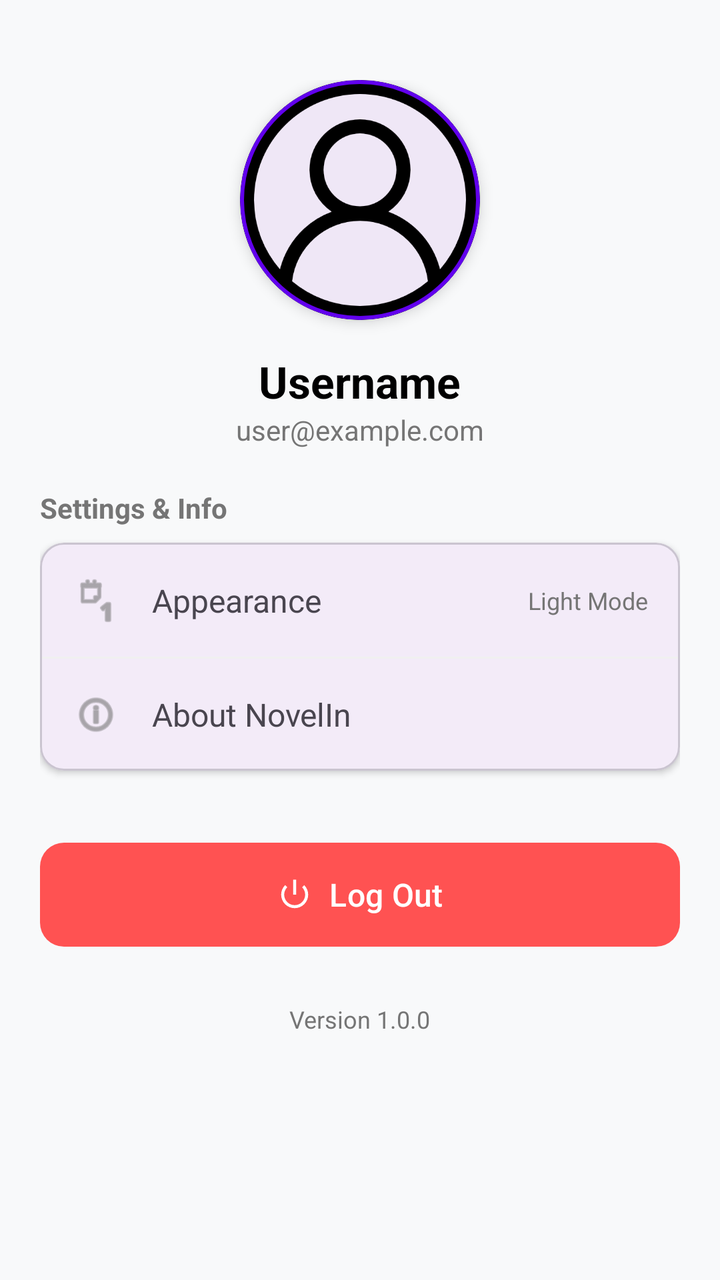
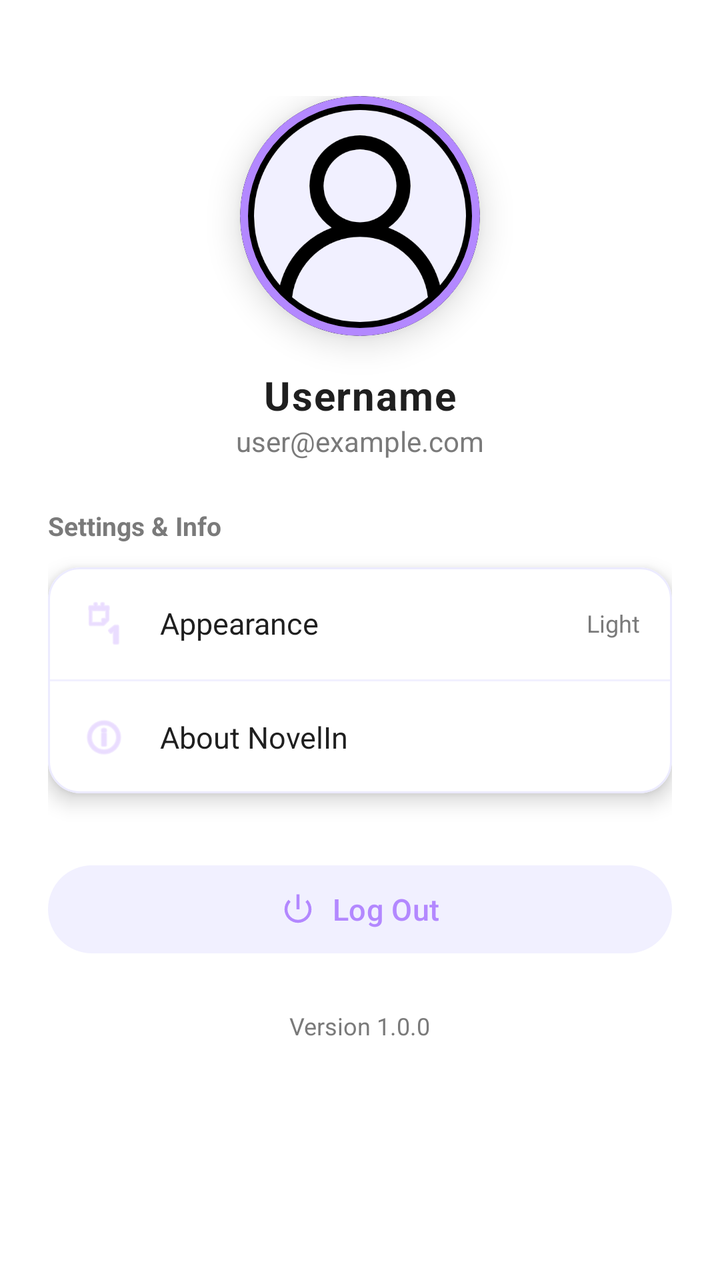

Before-and-after screenshots of an Android layout around one commit, followed by the original layout XML and the change that was made.
<!-- AndroidManifest.xml: application theme Theme.NovelIn -->
<!-- res/layout/fragment_account.xml -->
<?xml version="1.0" encoding="utf-8"?>
<ScrollView xmlns:android="http://schemas.android.com/apk/res/android"
    xmlns:app="http://schemas.android.com/apk/res-auto"
    android:layout_width="match_parent"
    android:layout_height="match_parent"
    android:background="#F8F9FA">

    <LinearLayout
        android:layout_width="match_parent"
        android:layout_height="wrap_content"
        android:orientation="vertical"
        android:padding="20dp">

        
        <LinearLayout
            android:layout_width="match_parent"
            android:layout_height="wrap_content"
            android:gravity="center_horizontal"
            android:orientation="vertical"
            android:paddingVertical="20dp">

            <com.google.android.material.card.MaterialCardView
                android:layout_width="120dp"
                android:layout_height="120dp"
                app:cardCornerRadius="60dp"
                app:cardElevation="4dp"
                app:strokeWidth="2dp"
                app:strokeColor="@color/primary">

                <ImageView
                    android:id="@+id/ivProfilePicture"
                    android:layout_width="match_parent"
                    android:layout_height="match_parent"
                    android:scaleType="centerCrop"
                    android:src="@drawable/profile" />
            </com.google.android.material.card.MaterialCardView>

            <TextView
                android:id="@+id/tvAccountUsername"
                android:layout_width="wrap_content"
                android:layout_height="wrap_content"
                android:layout_marginTop="16dp"
                android:text="Username"
                android:textColor="@color/black"
                android:textSize="22sp"
                android:textStyle="bold" />

            <TextView
                android:id="@+id/tvAccountEmail"
                android:layout_width="wrap_content"
                android:layout_height="wrap_content"
                android:text="user@example.com"
                android:textColor="@color/gray_text"
                android:textSize="14sp" />
        </LinearLayout>

        
        <TextView
            android:layout_width="wrap_content"
            android:layout_height="wrap_content"
            android:layout_marginBottom="8dp"
            android:text="Settings &amp; Info"
            android:textColor="@color/gray_text"
            android:textSize="14sp"
            android:textStyle="bold" />

        <com.google.android.material.card.MaterialCardView
            android:layout_width="match_parent"
            android:layout_height="wrap_content"
            android:layout_marginBottom="32dp"
            app:cardCornerRadius="12dp"
            app:cardElevation="2dp">

            <LinearLayout
                android:layout_width="match_parent"
                android:layout_height="wrap_content"
                android:orientation="vertical">

                <View
                    android:layout_width="match_parent"
                    android:layout_height="1dp"
                    android:background="#F0F0F0" />

                
                <LinearLayout
                    android:id="@+id/menuDarkMode"
                    android:layout_width="match_parent"
                    android:layout_height="wrap_content"
                    android:background="?attr/selectableItemBackground"
                    android:clickable="true"
                    android:focusable="true"
                    android:gravity="center_vertical"
                    android:padding="16dp">

                    <ImageView
                        android:layout_width="24dp"
                        android:layout_height="24dp"
                        android:src="@android:drawable/ic_menu_day"
                        app:tint="@color/gray_text" />

                    <TextView
                        android:layout_width="0dp"
                        android:layout_height="wrap_content"
                        android:layout_marginStart="16dp"
                        android:layout_weight="1"
                        android:text="Appearance"
                        android:textSize="16sp" />

                    <TextView
                        android:layout_width="wrap_content"
                        android:layout_height="wrap_content"
                        android:text="Light Mode"
                        android:textColor="@color/gray_text"
                        android:textSize="12sp" />
                </LinearLayout>

                <View
                    android:layout_width="match_parent"
                    android:layout_height="1dp"
                    android:background="#F0F0F0" />

                
                <LinearLayout
                    android:id="@+id/menuAbout"
                    android:layout_width="match_parent"
                    android:layout_height="wrap_content"
                    android:background="?attr/selectableItemBackground"
                    android:clickable="true"
                    android:focusable="true"
                    android:gravity="center_vertical"
                    android:padding="16dp">

                    <ImageView
                        android:layout_width="24dp"
                        android:layout_height="24dp"
                        android:src="@android:drawable/ic_menu_info_details"
                        app:tint="@color/gray_text" />

                    <TextView
                        android:layout_width="0dp"
                        android:layout_height="wrap_content"
                        android:layout_marginStart="16dp"
                        android:layout_weight="1"
                        android:text="About NovelIn"
                        android:textSize="16sp" />
                </LinearLayout>
            </LinearLayout>
        </com.google.android.material.card.MaterialCardView>

        
        <com.google.android.material.button.MaterialButton
            android:id="@+id/btnLogout"
            android:layout_width="match_parent"
            android:layout_height="60dp"
            android:text="Log Out"
            android:textAllCaps="false"
            android:textColor="@color/white"
            android:textSize="16sp"
            app:backgroundTint="@color/error"
            app:cornerRadius="12dp"
            app:icon="@android:drawable/ic_lock_power_off"
            app:iconGravity="textStart" />

        <TextView
            android:layout_width="wrap_content"
            android:layout_height="wrap_content"
            android:layout_gravity="center"
            android:layout_marginTop="24dp"
            android:text="Version 1.0.0"
            android:textColor="@color/gray_text"
            android:textSize="12sp" />

    </LinearLayout>
</ScrollView>
<!-- resources referenced by this layout -->
<resources>
  <color name="black">#FF000000</color>
  <color name="error">#FF5252</color>
  <color name="gray_text">#757575</color>
  <color name="primary">#6200EE</color>
  <color name="white">#FFFFFFFF</color>
  <!-- drawable profile: png bitmap (drawable, 24852 bytes) -->
  <style name="Theme.NovelIn" parent="Base.Theme.NovelIn" />
  <style name="Base.Theme.NovelIn" parent="Theme.Material3.DayNight.NoActionBar">
          
          
      </style>
</resources>

<!-- the commit's change to res/layout/fragment_account.xml (unified diff, before → after) -->
@@ -3,13 +3,14 @@
     xmlns:app="http://schemas.android.com/apk/res-auto"
     android:layout_width="match_parent"
     android:layout_height="match_parent"
-    android:background="#F8F9FA">
+    android:background="@drawable/bg_soft_purple"
+    android:fillViewport="true">
 
     <LinearLayout
         android:layout_width="match_parent"
         android:layout_height="wrap_content"
         android:orientation="vertical"
-        android:padding="20dp">
+        android:padding="24dp">
 
         
         <LinearLayout
@@ -17,14 +18,14 @@
             android:layout_height="wrap_content"
             android:gravity="center_horizontal"
             android:orientation="vertical"
-            android:paddingVertical="20dp">
+            android:paddingVertical="24dp">
 
             <com.google.android.material.card.MaterialCardView
                 android:layout_width="120dp"
                 android:layout_height="120dp"
                 app:cardCornerRadius="60dp"
-                app:cardElevation="4dp"
-                app:strokeWidth="2dp"
+                app:cardElevation="10dp"
+                app:strokeWidth="4dp"
                 app:strokeColor="@color/primary">
 
                 <ImageView
@@ -32,6 +33,7 @@
                     android:layout_width="match_parent"
                     android:layout_height="match_parent"
                     android:scaleType="centerCrop"
+                    android:background="#F1F0FF"
                     android:src="@drawable/profile" />
             </com.google.android.material.card.MaterialCardView>
 
@@ -41,8 +43,9 @@
                 android:layout_height="wrap_content"
                 android:layout_marginTop="16dp"
                 android:text="Username"
-                android:textColor="@color/black"
-                android:textSize="22sp"
+                android:textColor="@color/text_primary"
+                android:textSize="20sp"
+                android:letterSpacing="0.03"
                 android:textStyle="bold" />
 
             <TextView
@@ -50,43 +53,43 @@
                 android:layout_width="wrap_content"
                 android:layout_height="wrap_content"
                 android:text="user@example.com"
-                android:textColor="@color/gray_text"
+                android:textColor="@color/text_secondary"
                 android:textSize="14sp" />
+
         </LinearLayout>
 
         
         <TextView
             android:layout_width="wrap_content"
             android:layout_height="wrap_content"
-            android:layout_marginBottom="8dp"
             android:text="Settings &amp; Info"
-            android:textColor="@color/gray_text"
-            android:textSize="14sp"
-            android:textStyle="bold" />
+            android:textColor="@color/text_secondary"
+            android:textSize="13sp"
+            android:textStyle="bold"
+            android:layout_marginBottom="12dp" />
 
+        
         <com.google.android.material.card.MaterialCardView
             android:layout_width="match_parent"
             android:layout_height="wrap_content"
             android:layout_marginBottom="32dp"
-            app:cardCornerRadius="12dp"
-            app:cardElevation="2dp">
+            app:cardCornerRadius="16dp"
+            app:cardElevation="6dp"
+            app:cardBackgroundColor="@color/card_bg"
+            app:strokeColor="#ECEBFF"
+            app:strokeWidth="1dp">
 
             <LinearLayout
                 android:layout_width="match_parent"
                 android:layout_height="wrap_content"
                 android:orientation="vertical">
 
-                <View
-                    android:layout_width="match_parent"
-                    android:layout_height="1dp"
-                    android:background="#F0F0F0" />
-
                 
                 <LinearLayout
                     android:id="@+id/menuDarkMode"
                     android:layout_width="match_parent"
                     android:layout_height="wrap_content"
-                    android:background="?attr/selectableItemBackground"
+                    android:foreground="?attr/selectableItemBackgroundBorderless"
                     android:clickable="true"
                     android:focusable="true"
                     android:gravity="center_vertical"
@@ -96,7 +99,7 @@
                         android:layout_width="24dp"
                         android:layout_height="24dp"
                         android:src="@android:drawable/ic_menu_day"
-                        app:tint="@color/gray_text" />
+                        app:tint="@color/primary_soft" />
 
                     <TextView
                         android:layout_width="0dp"
@@ -104,27 +107,28 @@
                         android:layout_marginStart="16dp"
                         android:layout_weight="1"
                         android:text="Appearance"
-                        android:textSize="16sp" />
+                        android:textColor="@color/text_primary"
+                        android:textSize="15sp" />
 
                     <TextView
                         android:layout_width="wrap_content"
                         android:layout_height="wrap_content"
-                        android:text="Light Mode"
-                        android:textColor="@color/gray_text"
+                        android:text="Light"
+                        android:textColor="@color/text_secondary"
                         android:textSize="12sp" />
                 </LinearLayout>
 
                 <View
                     android:layout_width="match_parent"
                     android:layout_height="1dp"
-                    android:background="#F0F0F0" />
+                    android:background="#F1F0FF" />
 
                 
                 <LinearLayout
                     android:id="@+id/menuAbout"
                     android:layout_width="match_parent"
                     android:layout_height="wrap_content"
-                    android:background="?attr/selectableItemBackground"
+                    android:foreground="?attr/selectableItemBackgroundBorderless"
                     android:clickable="true"
                     android:focusable="true"
                     android:gravity="center_vertical"
@@ -134,7 +138,7 @@
                         android:layout_width="24dp"
                         android:layout_height="24dp"
                         android:src="@android:drawable/ic_menu_info_details"
-                        app:tint="@color/gray_text" />
+                        app:tint="@color/primary_soft" />
 
                     <TextView
                         android:layout_width="0dp"
@@ -142,8 +146,10 @@
                         android:layout_marginStart="16dp"
                         android:layout_weight="1"
                         android:text="About NovelIn"
-                        android:textSize="16sp" />
+                        android:textColor="@color/text_primary"
+                        android:textSize="15sp" />
                 </LinearLayout>
+
             </LinearLayout>
         </com.google.android.material.card.MaterialCardView>
 
@@ -151,23 +157,26 @@
         <com.google.android.material.button.MaterialButton
             android:id="@+id/btnLogout"
             android:layout_width="match_parent"
-            android:layout_height="60dp"
+            android:layout_height="52dp"
             android:text="Log Out"
             android:textAllCaps="false"
-            android:textColor="@color/white"
-            android:textSize="16sp"
-            app:backgroundTint="@color/error"
-            app:cornerRadius="12dp"
+            android:textSize="15sp"
+            android:textColor="@color/primary"
+            app:backgroundTint="#F1F0FF"
+            app:cornerRadius="26dp"
             app:icon="@android:drawable/ic_lock_power_off"
-            app:iconGravity="textStart" />
+            app:iconTint="@color/primary"
+            app:iconGravity="textStart"
+            app:iconPadding="8dp" />
 
+        
         <TextView
             android:layout_width="wrap_content"
             android:layout_height="wrap_content"
             android:layout_gravity="center"
             android:layout_marginTop="24dp"
             android:text="Version 1.0.0"
-            android:textColor="@color/gray_text"
+            android:textColor="@color/text_secondary"
             android:textSize="12sp" />
 
     </LinearLayout>
<!-- resource entries referenced after the edit -->
@@ -1,15 +1,35 @@
 <!-- resources referenced by this layout -->
 <resources>
-  <color name="black">#FF000000</color>
-  <color name="error">#FF5252</color>
-  <color name="gray_text">#757575</color>
-  <color name="primary">#6200EE</color>
-  <color name="white">#FFFFFFFF</color>
+  <color name="card_bg">#FFFFFF</color>
+  <color name="primary">#B388FF</color>
+  <color name="primary_soft">#DCC6FF</color>
+  <color name="text_primary">#1F1F1F</color>
+  <color name="text_secondary">#7A7A7A</color>
+  <!-- drawable bg_soft_purple (drawable) -->
+  <?xml version="1.0" encoding="utf-8"?>
+  <selector xmlns:android="http://schemas.android.com/apk/res/android">
+      <gradient xmlns:android="http://schemas.android.com/apk/res/android"
+          android:angle="135"
+          android:startColor="#F6F7FB"
+          android:endColor="#EEEFFF"
+          android:type="linear"/>
+  </selector>
   <!-- drawable profile: png bitmap (drawable, 24852 bytes) -->
-  <style name="Theme.NovelIn" parent="Base.Theme.NovelIn" />
-  <style name="Base.Theme.NovelIn" parent="Theme.Material3.DayNight.NoActionBar">
+  <style name="Theme.NovelIn" parent="Theme.Material3.DayNight.NoActionBar">
+  
           
+          <item name="colorPrimary">#A970FF</item>
+          <item name="colorSecondary">#C8A2FF</item>
+  
           
+          <item name="android:windowBackground">#FFFFFF</item>
+  
+          
+          <item name="android:statusBarColor">#FFFFFF</item>
+  
+          
+          <item name="android:navigationBarColor">#FFFFFF</item>
+  
       </style>
 </resources>
 
